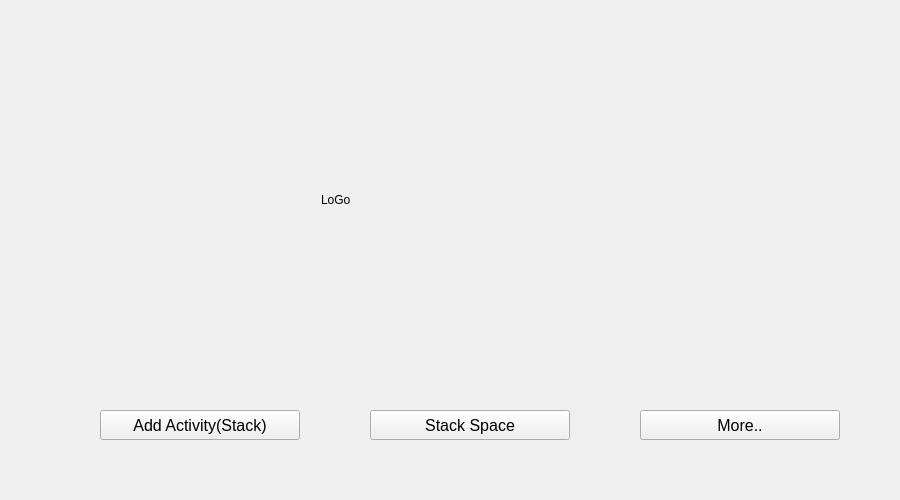
First picture: the form in src/ui_files/main_menu.ui, repository rakshith111/Time-Stack, before the edit.
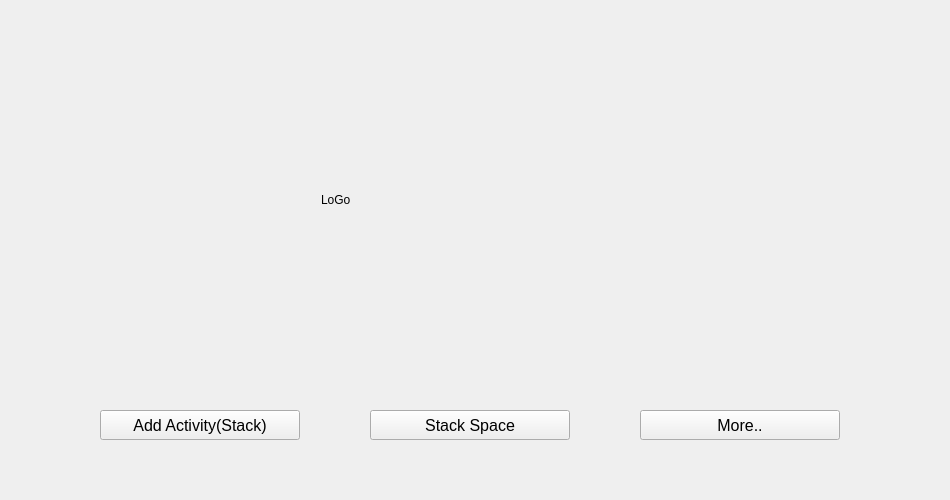
Second picture: the form after the edit.

```diff
--- a/src/ui_files/main_menu.ui
+++ b/src/ui_files/main_menu.ui
@@ -6,7 +6,7 @@
    <rect>
     <x>0</x>
     <y>0</y>
-    <width>900</width>
+    <width>950</width>
     <height>500</height>
    </rect>
   </property>
@@ -18,13 +18,13 @@
   </property>
   <property name="minimumSize">
    <size>
-    <width>900</width>
-    <height>400</height>
+    <width>950</width>
+    <height>500</height>
    </size>
   </property>
   <property name="maximumSize">
    <size>
-    <width>900</width>
+    <width>950</width>
     <height>500</height>
    </size>
   </property>
```
